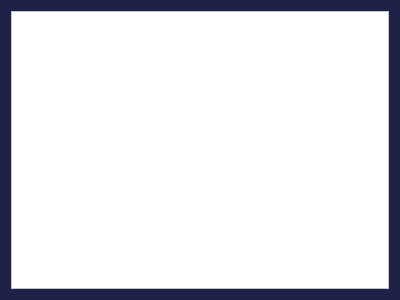
Before: the Qt Designer form FrameWorkCode/globalreplacepreview.ui in UDAAN-LEAP/leap-pe-tool, drawn with Qt 5.
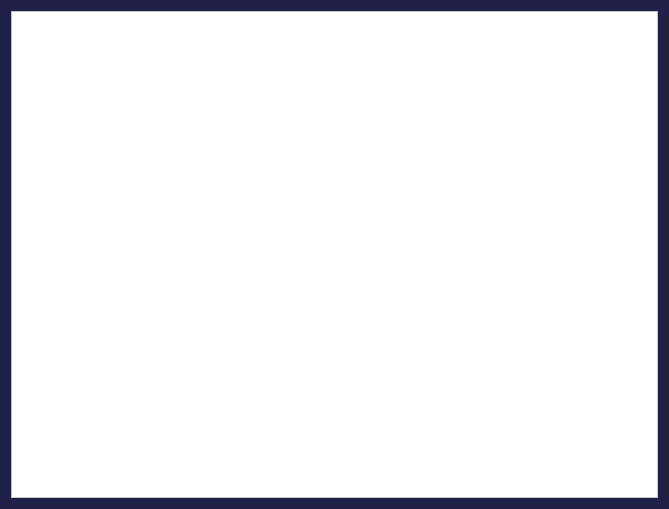
After: the same form once the commit is applied.

Patch:
```diff
--- a/FrameWorkCode/globalreplacepreview.ui
+++ b/FrameWorkCode/globalreplacepreview.ui
@@ -6,8 +6,8 @@
    <rect>
     <x>0</x>
     <y>0</y>
-    <width>400</width>
-    <height>300</height>
+    <width>669</width>
+    <height>509</height>
    </rect>
   </property>
   <property name="windowTitle">
@@ -20,7 +20,8 @@
    <item>
     <widget class="QTableView" name="tableView">
      <property name="styleSheet">
-      <string notr="true">background-color: rgb(255, 255, 255);</string>
+      <string notr="true">color:black; 
+background-color: rgb(255, 255, 255);</string>
      </property>
     </widget>
    </item>
```
